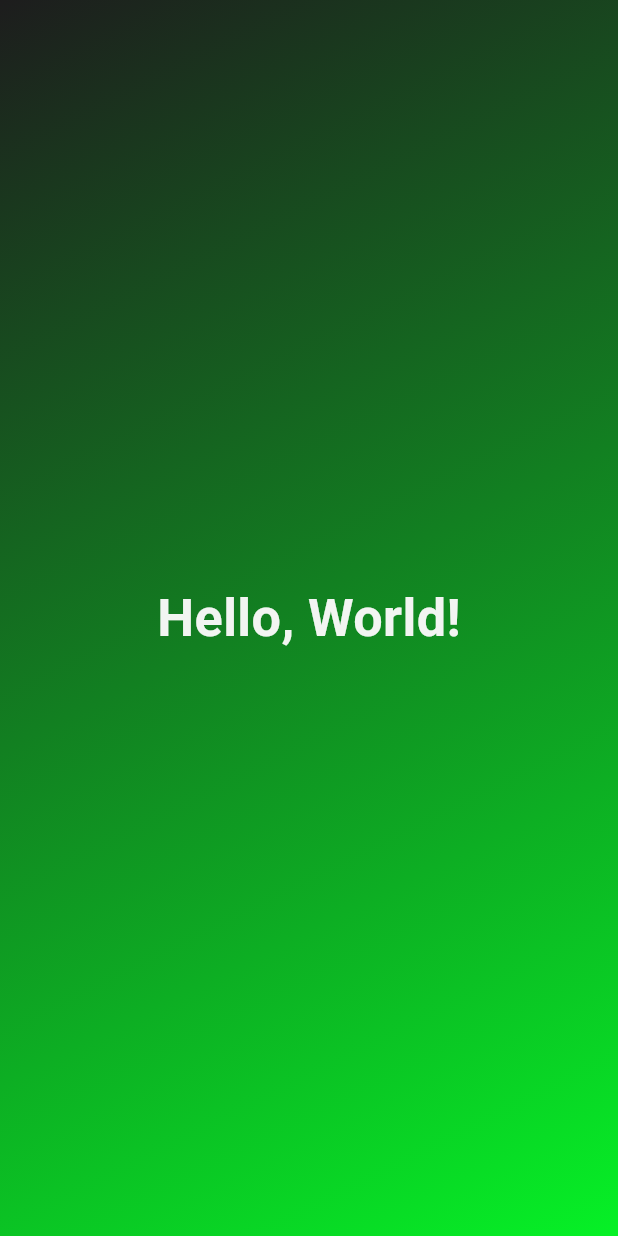
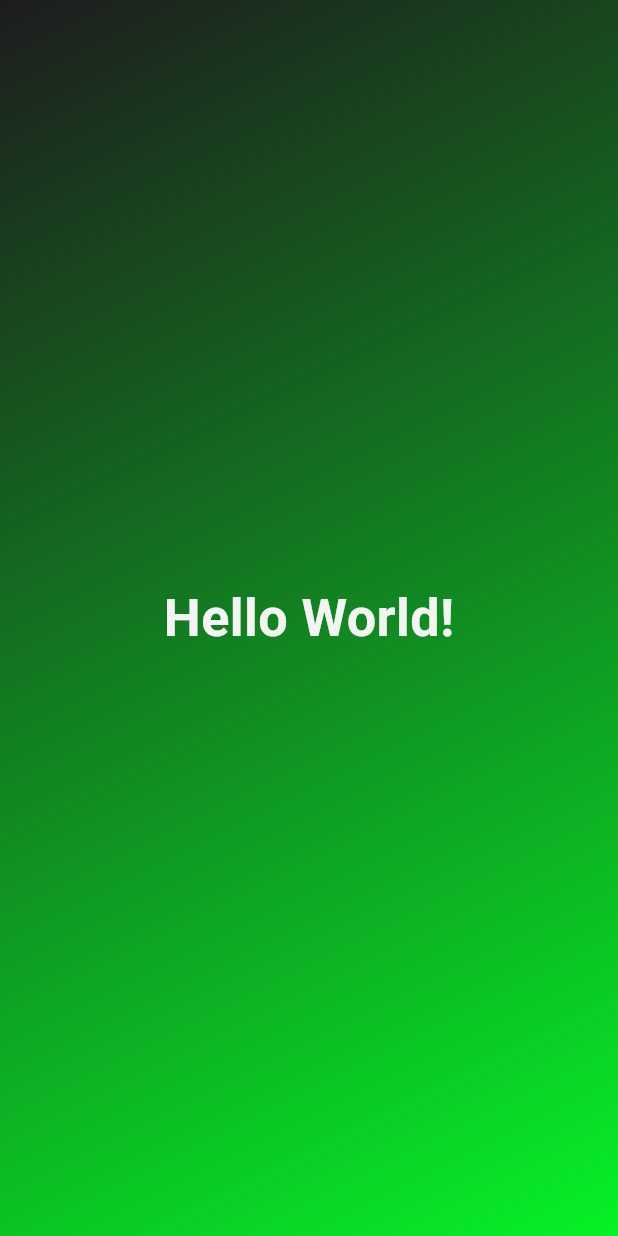
Before and after one commit to IBRAHIM00675/Flutter_application_1, a Flutter app: the screen it shows after launch, on a phone screen of 412 x 824 dp. Run offline on Flutter 3.47's test engine with Material 3 defaults, Android fonts, the phone set to English and light mode, and no system bars.

Commit message:
making the text dynamic

```diff
--- a/lib/gradient_container.dart
+++ b/lib/gradient_container.dart
@@ -8,6 +8,7 @@ class GradientContainer extends StatelessWidget {
   final endAlignment = Alignment.bottomRight;
 
  const GradientContainer({super.key});
+
 
     @override
   Widget build( context) {
@@ -23,7 +24,7 @@ class GradientContainer extends StatelessWidget {
                )
                ),
           child: const Center(
-              child: StyledText(),
+              child: StyledText('Hello World!'),
             ),
         );
   }
--- a/lib/styled_text.dart
+++ b/lib/styled_text.dart
@@ -1,11 +1,14 @@
 import 'package:flutter/material.dart';
 
 class StyledText extends StatelessWidget {
-  const StyledText({super.key});
+  const StyledText(this.text,{super.key});
+
+     final String text;
+
   @override
   Widget build( context) {
 
-    return Text('Hello, World!',
+    return Text( text,
                 style: TextStyle(
                   fontSize: 34.8,
                   fontWeight: FontWeight.bold,
```
